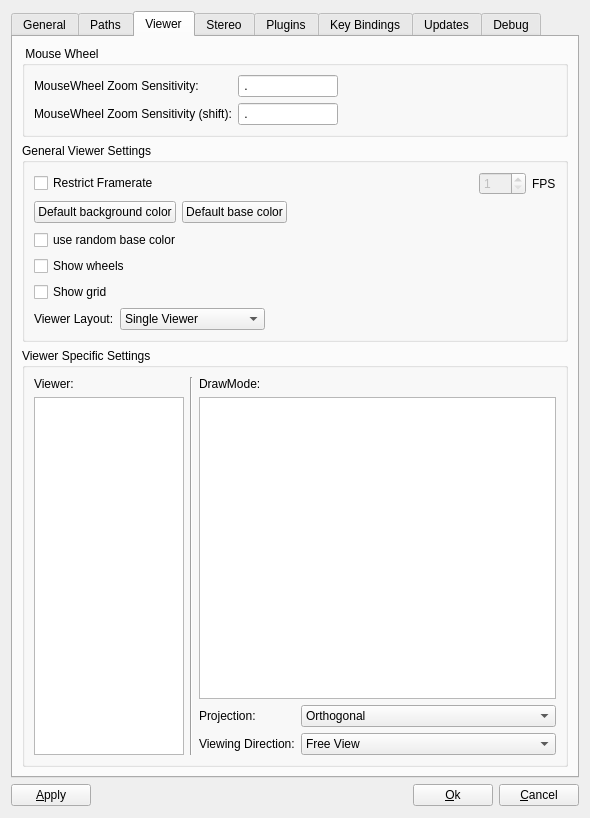
Old version of the form OpenFlipper/widgets/optionsWidget/optionsWidget.ui in the repository ShenRen/OpenFlipper.
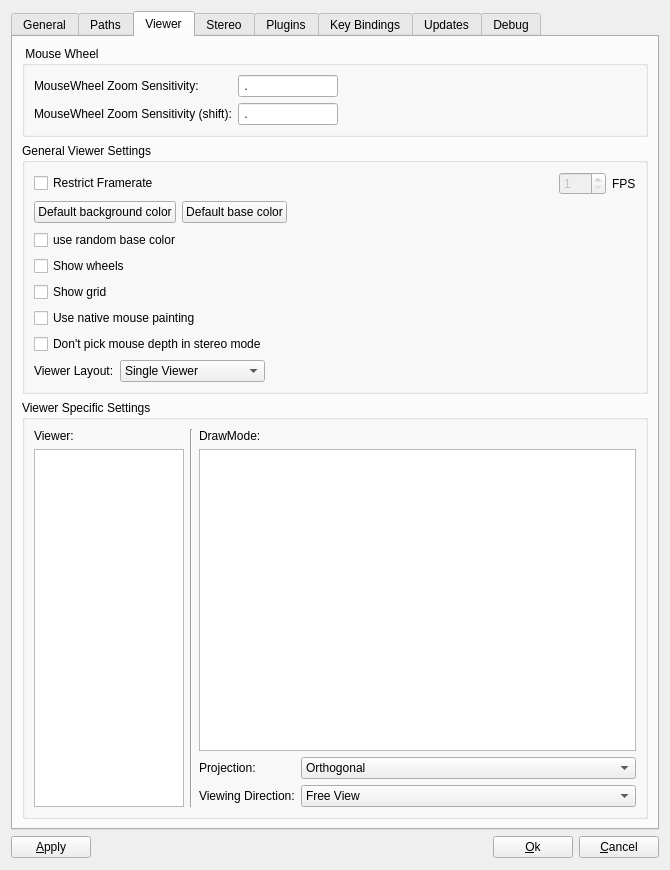
New version of the form. Custom widgets are drawn as their Qt base class.

Commit message: Added two options (hand merged from dennis patches

```diff
--- a/OpenFlipper/widgets/optionsWidget/optionsWidget.ui
+++ b/OpenFlipper/widgets/optionsWidget/optionsWidget.ui
@@ -6,8 +6,8 @@
    <rect>
     <x>0</x>
     <y>0</y>
-    <width>590</width>
-    <height>808</height>
+    <width>670</width>
+    <height>863</height>
    </rect>
   </property>
   <property name="windowTitle">
@@ -395,6 +395,26 @@
             </property>
            </widget>
           </item>
+          <item>
+           <widget class="QCheckBox" name="nativeMouse">
+            <property name="toolTip">
+             <string/>
+            </property>
+            <property name="text">
+             <string>Use native mouse painting</string>
+            </property>
+           </widget>
+          </item>
+          <item>
+           <widget class="QCheckBox" name="noMousePick">
+            <property name="toolTip">
+             <string/>
+            </property>
+            <property name="text">
+             <string>Don't pick mouse depth in stereo mode</string>
+            </property>
+           </widget>
+          </item>
           <item>
            <layout class="QHBoxLayout" name="horizontalLayout_18">
             <item>
```
